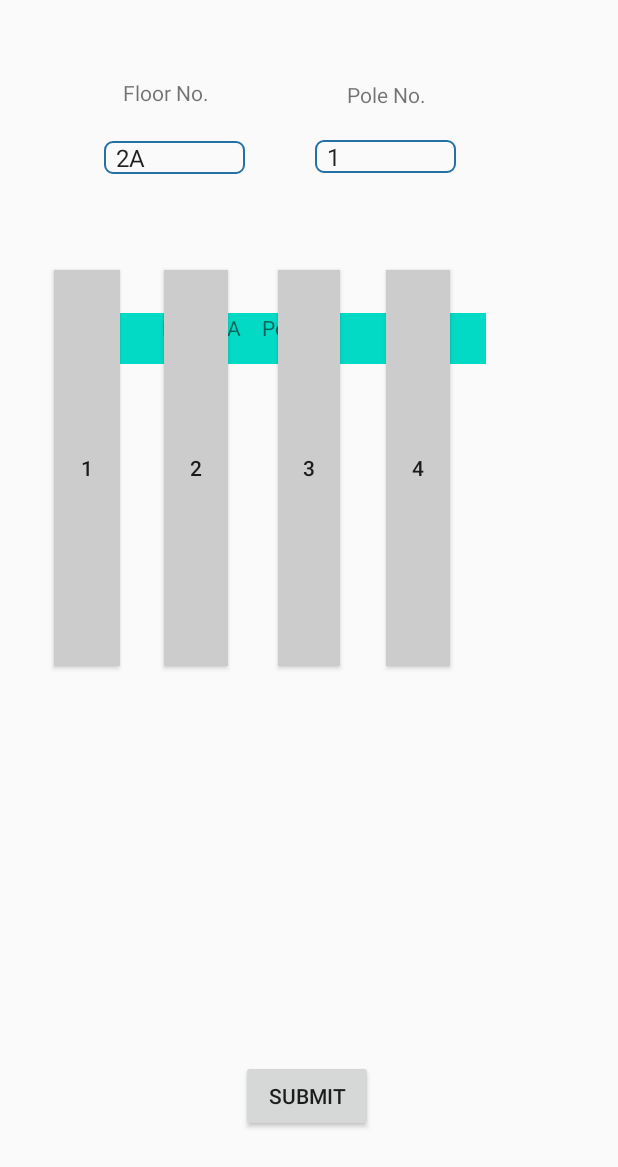
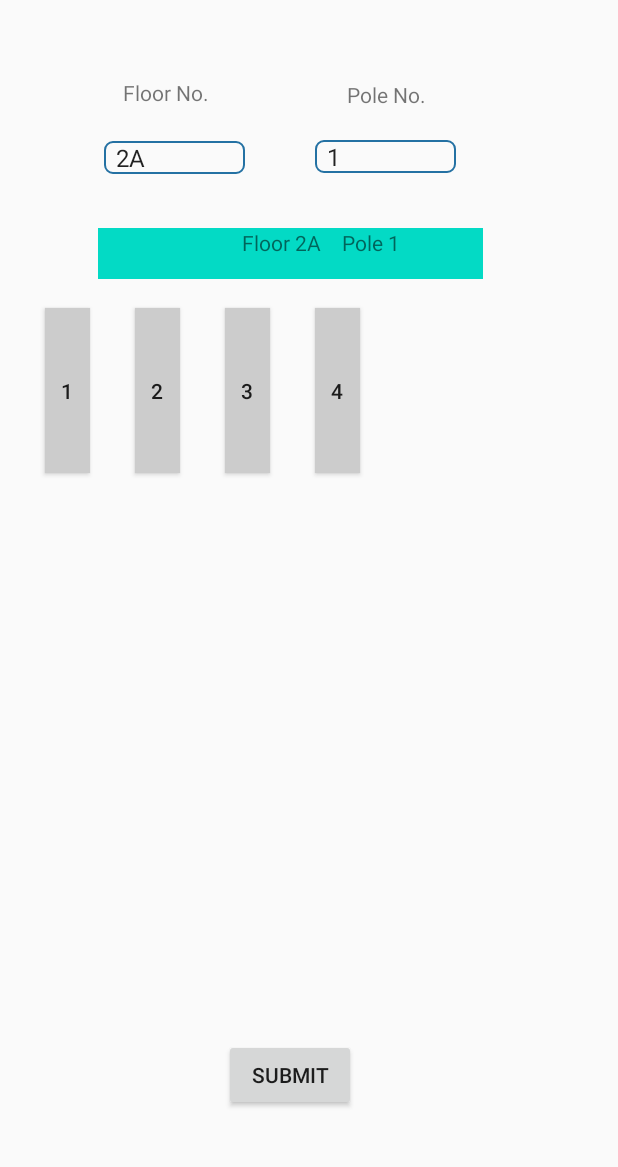
Before and after one commit to Jugg-zh/CarPlateChecker, an Android app: the screen it shows after launch (MainActivity), on a phone screen of 412 x 824 dp. Shown: the top 1167 px of the screen. Run offline under Robolectric (Android 15) with nearby library versions, the phone set to English and light mode, and no system bars; libraries missing offline, so code that uses them is left out: com.google.api.client, com.google.api.services.

Commit message:
made some changes to UI

```diff
--- a/app/src/main/res/layout/activity_main.xml
+++ b/app/src/main/res/layout/activity_main.xml
@@ -9,182 +9,123 @@
 
     <Button
         android:id="@+id/button1"
-        android:layout_width="40dp"
-        android:layout_height="150dp"
+        android:layout_width="30dp"
+        android:layout_height="110dp"
+        android:layout_alignParentLeft="true"
         android:layout_alignParentStart="true"
-        android:layout_alignParentLeft="true"
         android:layout_alignParentTop="true"
-        android:layout_alignParentEnd="true"
-        android:layout_alignParentRight="true"
-        android:layout_alignParentBottom="true"
-        android:layout_marginStart="36dp"
-        android:layout_marginLeft="36dp"
-        android:layout_marginTop="180dp"
-        android:layout_marginEnd="332dp"
-        android:layout_marginRight="332dp"
-        android:layout_marginBottom="380dp"
+        android:layout_marginLeft="30dp"
+        android:layout_marginStart="30dp"
+        android:layout_marginTop="205dp"
         android:text="1" />
 
     <Button
         android:id="@+id/button2"
-        android:layout_width="40dp"
-        android:layout_height="150dp"
+        android:layout_width="30dp"
+        android:layout_height="110dp"
+        android:layout_alignParentLeft="true"
         android:layout_alignParentStart="true"
-        android:layout_alignParentLeft="true"
         android:layout_alignParentTop="true"
-        android:layout_alignParentEnd="true"
-        android:layout_alignParentRight="true"
-        android:layout_alignParentBottom="true"
-        android:layout_marginStart="109dp"
-        android:layout_marginLeft="109dp"
-        android:layout_marginTop="180dp"
-        android:layout_marginEnd="260dp"
-        android:layout_marginRight="260dp"
-        android:layout_marginBottom="380dp"
+        android:layout_marginLeft="60dp"
+        android:layout_marginStart="90dp"
+        android:layout_marginTop="205dp"
         android:text="2" />
 
     <Button
         android:id="@+id/button3"
-        android:layout_width="40dp"
-        android:layout_height="150dp"
+        android:layout_width="30dp"
+        android:layout_height="110dp"
+        android:layout_alignParentLeft="true"
         android:layout_alignParentStart="true"
-        android:layout_alignParentLeft="true"
         android:layout_alignParentTop="true"
-        android:layout_alignParentEnd="true"
-        android:layout_alignParentRight="true"
-        android:layout_alignParentBottom="true"
-        android:layout_marginStart="185dp"
-        android:layout_marginLeft="185dp"
-        android:layout_marginTop="180dp"
-        android:layout_marginEnd="185dp"
-        android:layout_marginRight="185dp"
-        android:layout_marginBottom="380dp"
+        android:layout_marginLeft="90dp"
+        android:layout_marginStart="150dp"
+        android:layout_marginTop="205dp"
         android:text="3" />
 
     <Button
         android:id="@+id/button4"
-        android:layout_width="40dp"
-        android:layout_height="150dp"
+        android:layout_width="30dp"
+        android:layout_height="110dp"
+        android:layout_alignParentLeft="true"
         android:layout_alignParentStart="true"
-        android:layout_alignParentLeft="true"
         android:layout_alignParentTop="true"
-        android:layout_alignParentEnd="true"
-        android:layout_alignParentRight="true"
-        android:layout_alignParentBottom="true"
-        android:layout_marginStart="257dp"
-        android:layout_marginLeft="257dp"
-        android:layout_marginTop="180dp"
-        android:layout_marginEnd="112dp"
-        android:layout_marginRight="112dp"
-        android:layout_marginBottom="380dp"
+        android:layout_marginLeft="120dp"
+        android:layout_marginStart="210dp"
+        android:layout_marginTop="205dp"
         android:text="4" />
 
     <Button
         android:id="@+id/button5"
-        android:layout_width="40dp"
-        android:layout_height="150dp"
+        android:layout_width="30dp"
+        android:layout_height="110dp"
+        android:layout_alignParentLeft="true"
         android:layout_alignParentStart="true"
-        android:layout_alignParentLeft="true"
         android:layout_alignParentTop="true"
-        android:layout_alignParentEnd="true"
-        android:layout_alignParentRight="true"
-        android:layout_alignParentBottom="true"
-        android:layout_marginStart="329dp"
-        android:layout_marginLeft="329dp"
-        android:layout_marginTop="180dp"
-        android:layout_marginEnd="40dp"
-        android:layout_marginRight="40dp"
-        android:layout_marginBottom="380dp"
+        android:layout_marginBottom="231dp"
+        android:layout_marginLeft="243dp"
+        android:layout_marginStart="270dp"
+        android:layout_marginTop="205dp"
         android:text="5" />
 
     <Button
         android:id="@+id/button6"
-        android:layout_width="40dp"
-        android:layout_height="150dp"
+        android:layout_width="30dp"
+        android:layout_height="110dp"
+        android:layout_alignParentLeft="true"
         android:layout_alignParentStart="true"
-        android:layout_alignParentLeft="true"
         android:layout_alignParentTop="true"
-        android:layout_alignParentEnd="true"
-        android:layout_alignParentRight="true"
-        android:layout_alignParentBottom="true"
-        android:layout_marginStart="39dp"
-        android:layout_marginLeft="39dp"
-        android:layout_marginTop="400dp"
-        android:layout_marginEnd="329dp"
-        android:layout_marginRight="329dp"
-        android:layout_marginBottom="150dp"
+        android:layout_marginLeft="30dp"
+        android:layout_marginStart="30dp"
+        android:layout_marginTop="324dp"
         android:text="6" />
 
     <Button
         android:id="@+id/button7"
-        android:layout_width="40dp"
-        android:layout_height="150dp"
+        android:layout_width="30dp"
+        android:layout_height="110dp"
+        android:layout_alignParentLeft="true"
         android:layout_alignParentStart="true"
-        android:layout_alignParentLeft="true"
         android:layout_alignParentTop="true"
-        android:layout_alignParentEnd="true"
-        android:layout_alignParentRight="true"
-        android:layout_alignParentBottom="true"
-        android:layout_marginStart="108dp"
-        android:layout_marginLeft="108dp"
-        android:layout_marginTop="400dp"
-        android:layout_marginEnd="261dp"
-        android:layout_marginRight="261dp"
-        android:layout_marginBottom="150dp"
+        android:layout_marginLeft="118dp"
+        android:layout_marginStart="90dp"
+        android:layout_marginTop="324dp"
         android:text="7" />
 
     <Button
         android:id="@+id/button8"
-        android:layout_width="40dp"
-        android:layout_height="150dp"
+        android:layout_width="30dp"
+        android:layout_height="110dp"
+        android:layout_alignParentLeft="true"
         android:layout_alignParentStart="true"
-        android:layout_alignParentLeft="true"
         android:layout_alignParentTop="true"
-        android:layout_alignParentEnd="true"
-        android:layout_alignParentRight="true"
-        android:layout_alignParentBottom="true"
-        android:layout_marginStart="183dp"
-        android:layout_marginLeft="183dp"
-        android:layout_marginTop="400dp"
-        android:layout_marginEnd="187dp"
-        android:layout_marginRight="187dp"
-        android:layout_marginBottom="150dp"
+        android:layout_marginLeft="189dp"
+        android:layout_marginStart="150dp"
+        android:layout_marginTop="324dp"
         android:text="8" />
 
     <Button
         android:id="@+id/button9"
-        android:layout_width="40dp"
-        android:layout_height="150dp"
+        android:layout_width="30dp"
+        android:layout_height="110dp"
+        android:layout_alignParentLeft="true"
         android:layout_alignParentStart="true"
-        android:layout_alignParentLeft="true"
         android:layout_alignParentTop="true"
-        android:layout_alignParentEnd="true"
-        android:layout_alignParentRight="true"
-        android:layout_alignParentBottom="true"
-        android:layout_marginStart="254dp"
-        android:layout_marginLeft="254dp"
-        android:layout_marginTop="400dp"
-        android:layout_marginEnd="115dp"
-        android:layout_marginRight="115dp"
-        android:layout_marginBottom="150dp"
+        android:layout_marginLeft="245dp"
+        android:layout_marginStart="210dp"
+        android:layout_marginTop="324dp"
         android:text="9" />
 
     <Button
         android:id="@+id/button10"
-        android:layout_width="40dp"
-        android:layout_height="150dp"
+        android:layout_width="30dp"
+        android:layout_height="110dp"
+        android:layout_alignParentLeft="true"
         android:layout_alignParentStart="true"
-        android:layout_alignParentLeft="true"
         android:layout_alignParentTop="true"
-        android:layout_alignParentEnd="true"
-        android:layout_alignParentRight="true"
-        android:layout_alignParentBottom="true"
-        android:layout_marginStart="332dp"
-        android:layout_marginLeft="332dp"
-        android:layout_marginTop="400dp"
-        android:layout_marginEnd="37dp"
-        android:layout_marginRight="37dp"
-        android:layout_marginBottom="150dp"
+        android:layout_marginLeft="302dp"
+        android:layout_marginStart="270dp"
+        android:layout_marginTop="324dp"
         android:text="10" />
 
     <TextView
@@ -243,22 +184,28 @@
         android:layout_width="256dp"
         android:layout_height="34dp"
         android:layout_alignParentEnd="true"
+        android:layout_alignParentLeft="true"
         android:layout_alignParentRight="true"
-        android:layout_alignParentBottom="true"
-        android:layout_marginEnd="88dp"
-        android:layout_marginRight="88dp"
-        android:layout_marginBottom="581dp" />
+        android:layout_alignParentStart="true"
+        android:layout_alignParentTop="true"
+        android:layout_marginEnd="90dp"
+        android:layout_marginLeft="65dp"
+        android:layout_marginRight="90dp"
+        android:layout_marginStart="65dp"
+        android:layout_marginTop="152dp"
+        android:gravity="center_horizontal"
+        android:textAlignment="center" />
 
     <Button
         android:id="@+id/submitButton"
         android:layout_width="wrap_content"
         android:layout_height="wrap_content"
-        android:layout_alignParentEnd="true"
-        android:layout_alignParentRight="true"
         android:layout_alignParentBottom="true"
-        android:layout_marginEnd="163dp"
-        android:layout_marginRight="163dp"
-        android:layout_marginBottom="69dp"
+        android:layout_alignParentLeft="true"
+        android:layout_alignParentStart="true"
+        android:layout_marginBottom="83dp"
+        android:layout_marginLeft="149dp"
+        android:layout_marginStart="149dp"
         android:text="submit" />
 
 
```
Also changed, not shown: 1 other file.
